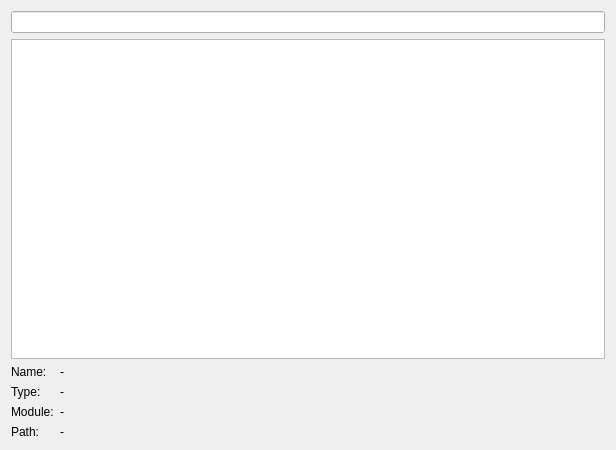
Qt form pages/pageoptions.ui (HamedMasafi/confiqt) before a commit.
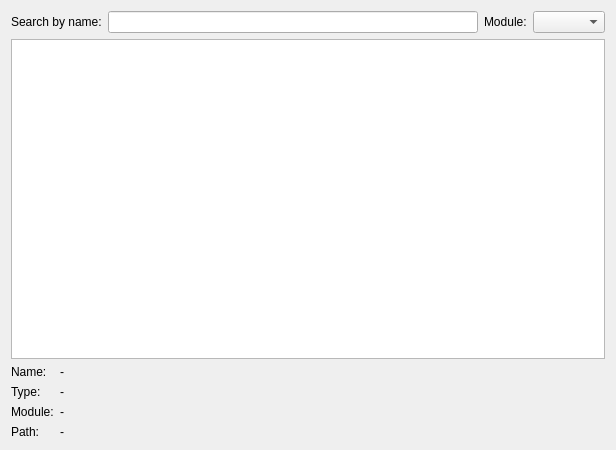
The same form after that commit.

The edit to the form file:
```diff
--- a/pages/pageoptions.ui
+++ b/pages/pageoptions.ui
@@ -18,11 +18,32 @@
   </property>
   <layout class="QVBoxLayout" name="verticalLayout">
    <item>
+    <layout class="QHBoxLayout" name="horizontalLayout_3">
+     <item>
+      <widget class="QLabel" name="label_6">
+       <property name="text">
+        <string>Search by name:</string>
+       </property>
+      </widget>
+     </item>
+     <item>
     <widget class="QLineEdit" name="lineEditFilterOption">
      <property name="clearButtonEnabled">
       <bool>true</bool>
      </property>
     </widget>
+     </item>
+     <item>
+      <widget class="QLabel" name="label_5">
+       <property name="text">
+        <string>Module:</string>
+       </property>
+      </widget>
+     </item>
+     <item>
+      <widget class="QComboBox" name="comboBoxModules"/>
+     </item>
+    </layout>
    </item>
    <item>
     <widget class="QTableView" name="tableViewOptions">
```
Lines whose indentation alone changed are shown as unchanged.
